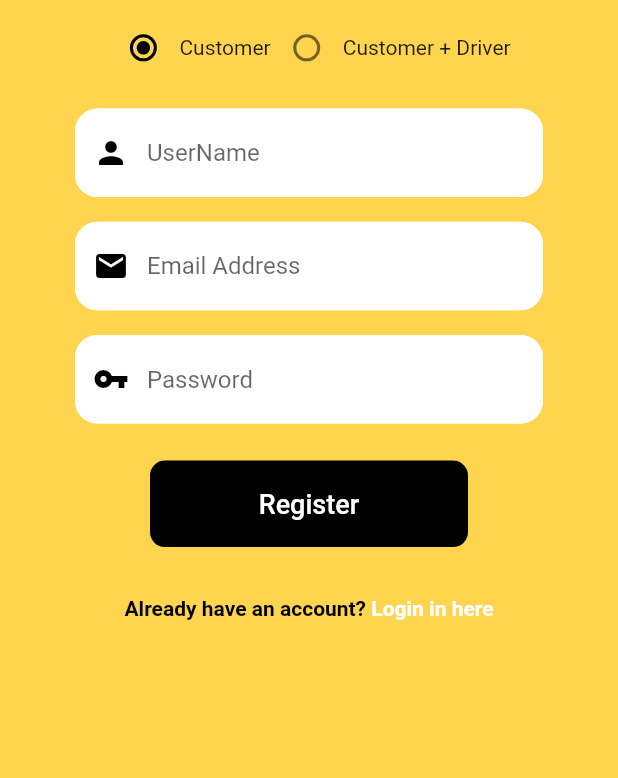
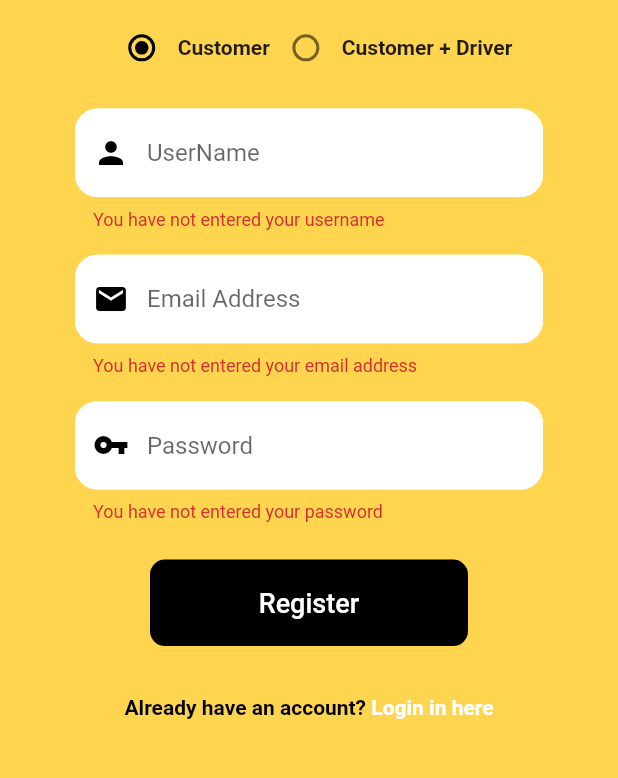
Before and after one commit to MohammedKhalil123/ecommerce-app, a Flutter app: the SignupScreen screen opened by its route, after a tap on "Register", on a phone screen of 412 x 824 dp, the part 293-1071 px from its top. Run offline on Flutter 3.47's test engine with Material 2 defaults, Android fonts, the phone set to English and light mode, and no system bars; our stand-ins replace cloud_firestore, firebase_auth, firebase_core; accounts and stored records are empty.

Commit message:
finished providers and settings

```diff
--- /dev/null
+++ b/lib/Models/User.dart
@@ -0,0 +1,15 @@
+import 'package:flutter/cupertino.dart';
+
+class User {
+  String id;
+  String username;
+  String email;
+  String type;
+
+  User({
+    @required this.id,
+    @required this.username,
+    @required this.email,
+    @required this.type,
+  });
+}
--- /dev/null
+++ b/lib/Providers/Puser.dart
@@ -0,0 +1,20 @@
+import 'package:ecommerce/Models/User.dart';
+import 'package:flutter/cupertino.dart';
+
+class UserProvider extends ChangeNotifier {
+  @override
+  void notifyListeners() {
+    super.notifyListeners();
+  }
+
+  User user;
+
+  void changeuser(User currentuser) {
+    user = User(
+        id: currentuser.id,
+        username: currentuser.username,
+        email: currentuser.email,
+        type: currentuser.type);
+    notifyListeners();
+  }
+}
--- a/lib/Screens/Signup.dart
+++ b/lib/Screens/Signup.dart
@@ -1,7 +1,11 @@
+import 'package:ecommerce/Screens/Home.dart';
 import 'package:flutter/material.dart';
 import 'Login.dart';
 import 'package:ecommerce/constants.dart';
 import 'package:ecommerce/Widgets/CustomFormField.dart';
+import 'package:ecommerce/Services/Auth.dart';
+import 'package:ecommerce/Models/User.dart';
+import 'package:ecommerce/Services/Users.dart';
 
 enum UserType { customer, driver_customer }
 
@@ -13,8 +17,10 @@ class SignupScreen extends StatefulWidget {
 }
 
 class _SignupScreenState extends State<SignupScreen> {
-  final _formKey = GlobalKey<FormState>();
+  final _signupformKey = GlobalKey<FormState>();
   UserType _usertype = UserType.customer;
+  String _email, _password, _username;
+  final AuthService authservice = AuthService();
 
   @override
   Widget build(BuildContext context) {
@@ -23,12 +29,12 @@ class _SignupScreenState extends State<SignupScreen> {
         backgroundColor: mainColor,
         body: Padding(
           padding: const EdgeInsets.symmetric(horizontal: 50),
+          child: Form(
+            key: _signupformKey,
             child: ListView(
               children: [
                 Padding(
                   padding: const EdgeInsets.only(top: 45),
-                child: Form(
-                  key: _formKey,
                   child: Container(
                     height: 150,
                     child: Stack(alignment: Alignment.center, children: [
@@ -46,7 +52,6 @@ class _SignupScreenState extends State<SignupScreen> {
                     ]),
                   ),
                 ),
-              ),
                 SizedBox(height: MediaQuery.of(context).size.height * 0.01),
                 Row(mainAxisAlignment: MainAxisAlignment.center, children: [
                   Radio(
@@ -59,7 +64,10 @@ class _SignupScreenState extends State<SignupScreen> {
                       });
                     },
                   ),
-                Text('Customer'),
+                  Text(
+                    'Customer',
+                    style: TextStyle(fontWeight: FontWeight.bold),
+                  ),
                   Radio(
                     activeColor: Colors.black,
                     value: UserType.driver_customer,
@@ -70,7 +78,10 @@ class _SignupScreenState extends State<SignupScreen> {
                       });
                     },
                   ),
-                Text('Customer + Driver')
+                  Text(
+                    'Customer + Driver',
+                    style: TextStyle(fontWeight: FontWeight.bold),
+                  )
                 ]),
                 SizedBox(
                   height: MediaQuery.of(context).size.height * 0.02,
@@ -79,6 +90,9 @@ class _SignupScreenState extends State<SignupScreen> {
                   hint: 'UserName',
                   icon: Icons.person,
                   isPassword: false,
+                  saved: (String val) {
+                    _username = val;
+                  },
                   validation: (String value) {
                     if (value.isEmpty) {
                       return 'You have not entered your username';
@@ -92,6 +106,10 @@ class _SignupScreenState extends State<SignupScreen> {
                   hint: 'Email Address',
                   icon: Icons.mail,
                   isPassword: false,
+                  saved: (value) {
+                    print('saved');
+                    _email = value;
+                  },
                   validation: (String value) {
                     if (value.isEmpty) {
                       return 'You have not entered your email address';
@@ -105,6 +123,9 @@ class _SignupScreenState extends State<SignupScreen> {
                   hint: 'Password',
                   icon: Icons.vpn_key,
                   isPassword: true,
+                  saved: (val) {
+                    _password = val;
+                  },
                   validation: (String value) {
                     if (value.isEmpty) {
                       return 'You have not entered your password';
@@ -116,7 +137,8 @@ class _SignupScreenState extends State<SignupScreen> {
                 ),
                 Padding(
                   padding: const EdgeInsets.symmetric(horizontal: 50),
-                child: FlatButton(
+                  child: Builder(
+                    builder: (context) => FlatButton(
                         height: MediaQuery.of(context).size.height * 0.07,
                         shape: RoundedRectangleBorder(
                             borderRadius: BorderRadius.circular(10.0)),
@@ -126,9 +148,32 @@ class _SignupScreenState extends State<SignupScreen> {
                           'Register',
                           style: TextStyle(fontSize: 18),
                         ),
-                    onPressed: () {
-                      _formKey.currentState.validate();
+                        onPressed: () async {
+                          if (_signupformKey.currentState.validate()) {
+                            _signupformKey.currentState.save();
+                            try {
+                              final authResult =
+                                  await authservice.signUp(_email, _password);
+
+                              User newuser = User(
+                                  email: _email,
+                                  id: authResult.user.uid,
+                                  type: _usertype.toString().split('.').last,
+                                  username: _username);
+
+                              UserServices uService = UserServices();
+
+                              uService.addUser(newuser);
+                              Navigator.pushReplacementNamed(
+                                  context, HomeScreen.route);
+                            } catch (e) {
+                              Scaffold.of(context).showSnackBar(SnackBar(
+                                content: Text(e.message),
+                              ));
+                            }
+                          }
                         }),
+                  ),
                 ),
                 SizedBox(
                   height: MediaQuery.of(context).size.height * 0.04,
@@ -157,6 +202,7 @@ class _SignupScreenState extends State<SignupScreen> {
             ),
           ),
         ),
+      ),
     );
   }
 }
--- a/lib/Services/Auth.dart
+++ b/lib/Services/Auth.dart
@@ -3,11 +3,19 @@ import 'package:firebase_auth/firebase_auth.dart';
 class AuthService {
   final FirebaseAuth _auth = FirebaseAuth.instance;
 
-  signUp(String _email, String _password) {}
+  Future<UserCredential> signUp(String _email, String _password) async {
+    final authResult = await _auth.createUserWithEmailAndPassword(
+        email: _email, password: _password);
+    return authResult;
+  }
 
   Future signOut() async {
     await _auth.signOut();
   }
 
-  signIn(String _email, String _password) {}
+  Future<UserCredential> signIn(String _email, String _password) async {
+    final authResult = await _auth.signInWithEmailAndPassword(
+        email: _email, password: _password);
+    return authResult;
+  }
 }
--- /dev/null
+++ b/lib/Services/Users.dart
@@ -0,0 +1,30 @@
+import 'package:cloud_firestore/cloud_firestore.dart';
+import 'package:ecommerce/Models/User.dart';
+import 'package:ecommerce/constants.dart';
+
+class UserServices {
+  CollectionReference db = FirebaseFirestore.instance.collection('users');
+
+  void addUser(User newuser) async {
+    await db.doc(newuser.id).set({
+      u_username: newuser.username,
+      u_email: newuser.email,
+      u_id: newuser.id,
+      u_type: newuser.type,
+    });
+  }
+
+  Future<User> getUser(String id) async {
+    DocumentSnapshot usersnap = await db.doc(id).get();
+
+    final userdata = usersnap.data();
+    final userkeys = userdata.keys.toList();
+    User _user = User(
+        email: userdata[userkeys[0]],
+        id: userdata[userkeys[1]],
+        type: userdata[userkeys[2]],
+        username: userdata[userkeys[3]]);
+
+    return _user;
+  }
+}
--- a/lib/Widgets/CustomFormField.dart
+++ b/lib/Widgets/CustomFormField.dart
@@ -5,20 +5,24 @@ class CustomFormField extends StatelessWidget {
   final IconData icon;
   final bool isPassword;
   final Function validation;
+  final Function saved;
 
   CustomFormField(
       {@required this.hint,
       @required this.icon,
       @required this.isPassword,
-      @required this.validation});
+      @required this.validation,
+      @required this.saved});
 
   @override
   Widget build(BuildContext context) {
     return TextFormField(
       obscureText: isPassword,
-      autovalidateMode: AutovalidateMode.onUserInteraction,
       validator: (val) {
         return validation(val);
+      },
+      onSaved: (val) {
+        saved(val);
       },
       cursorColor: Colors.black,
       decoration: InputDecoration(
--- a/lib/constants.dart
+++ b/lib/constants.dart
@@ -4,3 +4,9 @@ import 'package:flutter/material.dart';
 
 // Theme Costants
 final Color mainColor = Colors.amber[300];
+
+//User Constants
+const String u_username = 'username';
+const String u_email = 'email ';
+const String u_type = 'type';
+const String u_id = 'id';
--- a/pubspec.yaml
+++ b/pubspec.yaml
@@ -23,8 +23,10 @@ environment:
 dependencies:
   flutter:
     sdk: flutter
+  firebase_core: ^0.7.0
   firebase_auth: ^0.20.1
-  firebase_core: ^0.7.0
+  cloud_firestore: ^0.16.0+1
+  provider: ^4.3.3
   # The following adds the Cupertino Icons font to your application.
   # Use with the CupertinoIcons class for iOS style icons.
   cupertino_icons: ^1.0.0
```
Also changed, not shown: lib/Screens/Home.dart (+33 -3 lines), lib/Screens/Login.dart (+43 -3 lines), lib/Screens/Settings.dart (added, +58 -0 lines), lib/main.dart (+10 -3 lines), lib/Services/Orders.dart (added), pubspec.lock, 1 other file. Lines whose indentation alone changed are shown as unchanged.
